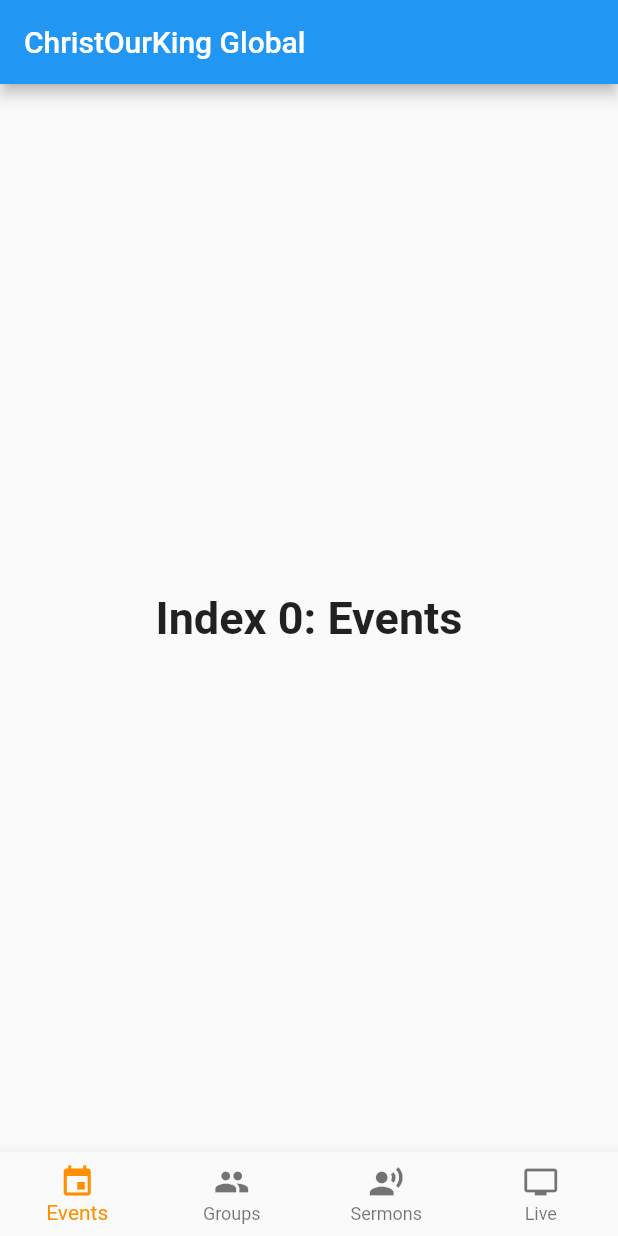
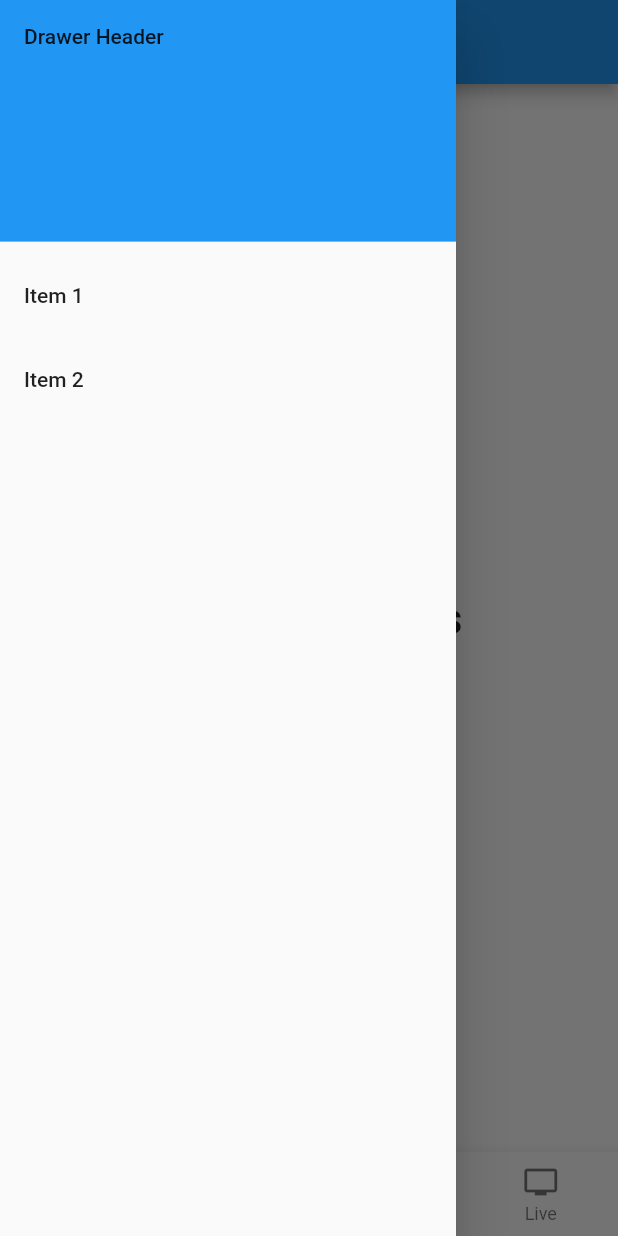
Before and after one commit to Mansukinini/COKG, a Flutter app: the screen it shows after launch, with the side drawer open (before the commit the screen has no drawer), on a phone screen of 412 x 824 dp. Run offline on Flutter 3.47's test engine with Material 2 defaults, Android fonts, the phone set to English and light mode, and no system bars.

Commit message:
Add drawer navigation

```diff
--- a/lib/main.dart
+++ b/lib/main.dart
@@ -26,7 +26,6 @@ class MyHomePage extends StatefulWidget {
 }
 
 class _MyHomePageState extends State<MyHomePage> {
-  int _counter = 0;
   int _selectedIndex = 0;
 
   static const TextStyle optionStyle = TextStyle(fontSize: 30, fontWeight: FontWeight.bold);
@@ -43,18 +42,36 @@ class _MyHomePageState extends State<MyHomePage> {
     });
   }
 
-  // void _incrementCounter() {
-  //   setState(() {
-  //     _counter++;
-  //   });
-  // }
-
   @override
   Widget build(BuildContext context) {
 
     return Scaffold(
       appBar: AppBar(
         title: const Text('ChristOurKing Global'),
+      ),
+
+      drawer: Drawer(
+        child: ListView(
+          padding: EdgeInsets.zero,
+          children: <Widget>[
+            DrawerHeader(
+              child: Text('Drawer Header'),
+              decoration: BoxDecoration(color: Colors.blue)
+            ),
+            ListTile(
+              title: Text('Item 1'),
+              onTap: () {
+                Navigator.pop(context);
+              }
+            ),
+            ListTile(
+              title: Text('Item 2'),
+              onTap: () {
+                Navigator.pop(context);
+              }
+            ),
+          ],
+          )
       ),
 
       body: Center(
```
